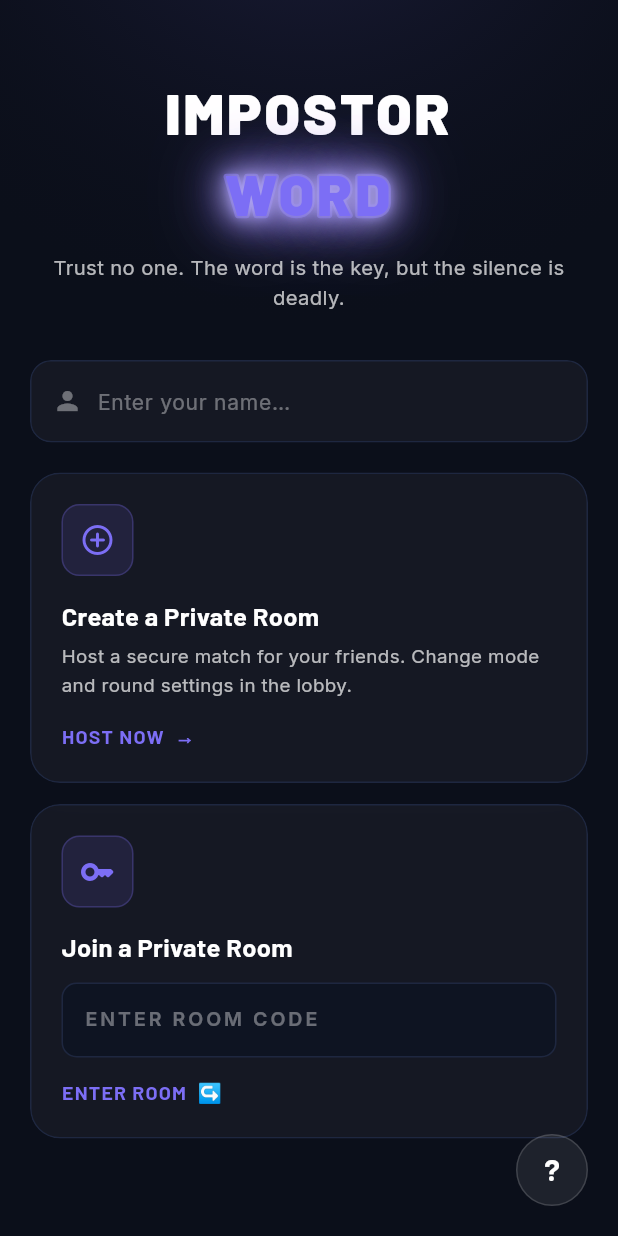
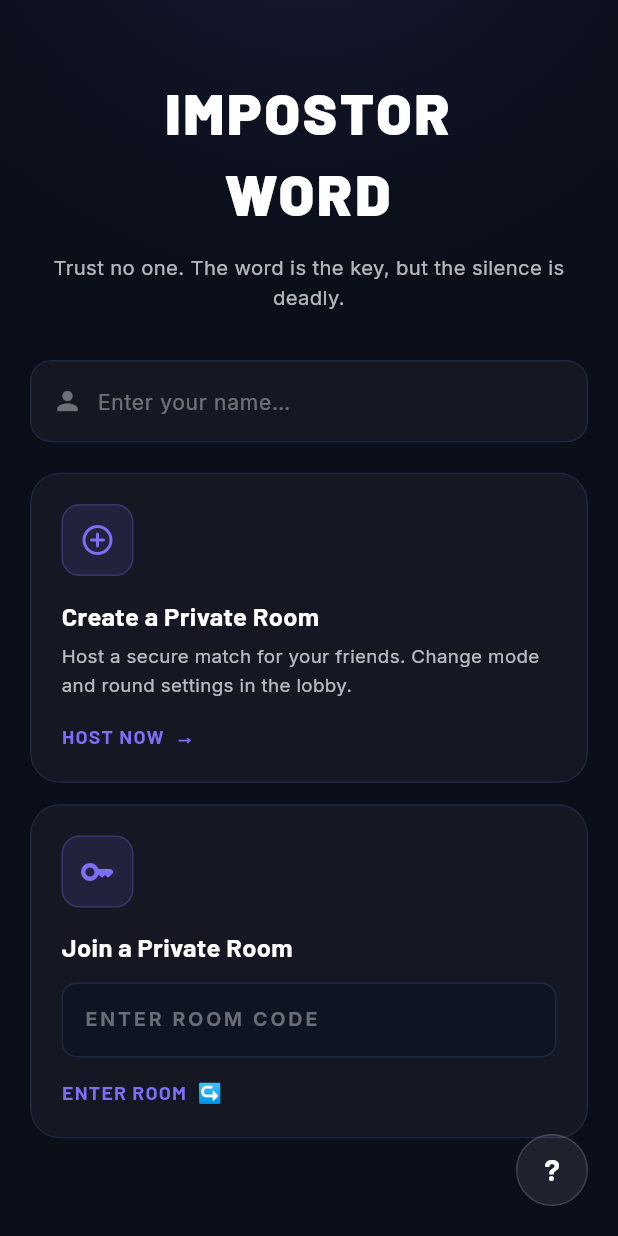
Before and after one commit to Nitisha620/imposter_word, a Flutter app: the HomeScreen screen opened directly, on a phone screen of 412 x 824 dp. Run offline on Flutter 3.47's test engine with Material 3 defaults, Android fonts, the light colour scheme and no system bars; our stand-ins replace flutter_dotenv, flutter_riverpod, google_fonts, shared_preferences; accounts and stored records are empty.

Commit message:
Code Clean

```diff
--- a/lib/app_view.dart
+++ b/lib/app_view.dart
@@ -1,13 +1,13 @@
 import 'package:flutter/material.dart';
 import 'package:flutter_riverpod/flutter_riverpod.dart';
 import 'state/game_controller.dart';
-import 'state/game_state.dart';
 import 'screens/home_screen.dart';
 import 'screens/lobby_screen.dart';
 import 'screens/reveal_screen.dart';
 import 'screens/discussion_screen.dart';
 import 'screens/voting_screen.dart';
 import 'screens/result_screen.dart';
+import 'utils/enum.dart';
 
 class AppView extends ConsumerWidget {
   const AppView({super.key});
--- a/lib/screens/home_screen.dart
+++ b/lib/screens/home_screen.dart
@@ -97,14 +97,6 @@ class _HomeScreenState extends ConsumerState<HomeScreen> {
         .joinRoom(_codeCtrl.text.trim(), _nameCtrl.text.trim());
   }
 
-  void _handleInitiate() {
-    if (_codeCtrl.text.trim().isNotEmpty) {
-      _handleJoin();
-    } else {
-      _handleCreate();
-    }
-  }
-
   // ── build ──────────────────────────────────────────────────────────────────
 
   @override
@@ -173,7 +165,6 @@ class _HomeScreenState extends ConsumerState<HomeScreen> {
   Widget _buildHero() {
     return Column(
       children: [
-        // "IMPOSTOR" — solid white, heavy weight
         Text(
           'IMPOSTOR',
           textAlign: TextAlign.center,
@@ -184,55 +175,15 @@ class _HomeScreenState extends ConsumerState<HomeScreen> {
             letterSpacing: 2,
           ),
         ),
-
-        // "WORD" — outlined/glowing cyan-purple
-        Stack(
-          alignment: Alignment.center,
-          children: [
-            // outer glow layer
         Text(
           'WORD',
           textAlign: TextAlign.center,
           style: GoogleFonts.barlow(
             fontSize: 38,
             fontWeight: FontWeight.w900,
+            color: Colors.white,
             letterSpacing: 2,
-                foreground: Paint()
-                  ..style = PaintingStyle.stroke
-                  ..strokeWidth = 3
-                  ..color = _purple.withOpacity(0.55),
-                shadows: const [
-                  Shadow(blurRadius: 32, color: _purple),
-                  Shadow(
-                    blurRadius: 64,
-                    color: Color.fromARGB(255, 128, 106, 227),
           ),
-                ],
-              ),
-            ),
-            // crisp fill layer
-            Text(
-              'WORD',
-              textAlign: TextAlign.center,
-              style: GoogleFonts.barlow(
-                fontSize: 38,
-                fontWeight: FontWeight.w900,
-                letterSpacing: 2,
-                color: _purple,
-                shadows: const [
-                  Shadow(blurRadius: 8, color: _purple),
-                  Shadow(
-                    blurRadius: 24,
-                    color: Color.fromARGB(255, 231, 229, 241),
-                  ),
-                  Shadow(
-                    blurRadius: 48,
-                    color: Color.fromARGB(255, 128, 106, 227),
-                  ),
-                ],
-              ),
-            ),
-          ],
         ),
 
         const SizedBox(height: 12),
--- a/lib/screens/voting_screen.dart
+++ b/lib/screens/voting_screen.dart
@@ -214,13 +214,13 @@ class VotingScreen extends StatelessWidget {
                       final hasVoted = _votes.containsValue(p.id);
                       final canVote =
                           !isEliminated && !isSelf && announcement == null;
-                      final count = tally[p.id as String] ?? 0;
+                      final count = tally[p.id] ?? 0;
                       final color =
                           _avatarColors[(allIdx >= 0 ? allIdx : i) %
                               _avatarColors.length];
 
                       return _VoteCard(
-                        name: p.name as String,
+                        name: p.name,
                         avatarColor: color,
                         isSelf: isSelf,
                         isVotedFor: isVotedFor,
@@ -228,7 +228,7 @@ class VotingScreen extends StatelessWidget {
                         canVote: canVote,
                         voteCount: count,
                         onTap: canVote
-                            ? () => onCastVote(p.id as String)
+                            ? () => onCastVote(p.id)
                             : null,
                       );
                     },
--- a/lib/state/game_controller.dart
+++ b/lib/state/game_controller.dart
@@ -1,4 +1,3 @@
-import 'package:flutter_riverpod/flutter_riverpod.dart';
 import 'package:flutter_riverpod/legacy.dart';
 import 'package:word_imposter/services/partykit_service.dart';
 import 'package:word_imposter/services/session_service.dart';
@@ -6,6 +5,7 @@ import 'package:word_imposter/state/game_state.dart';
 import 'package:word_imposter/state/room_state.dart';
 
 import '../models/chat_message.dart';
+import '../utils/enum.dart';
 
 final gameProvider = StateNotifierProvider<GameController, GameState>((ref) {
   return GameController();
--- a/lib/state/game_state.dart
+++ b/lib/state/game_state.dart
@@ -1,10 +1,8 @@
-import 'package:word_imposter/screens/discussion_screen.dart';
 import 'package:word_imposter/state/player_info.dart';
 import 'package:word_imposter/state/room_state.dart';
 
 import '../models/chat_message.dart';
-
-enum GamePhase { home, lobby, reveal, discussion, voting, results, closed }
+import '../utils/enum.dart';
 
 class GameState {
   final String roomCode;
```
Also changed, not shown: lib/screens/discussion_screen.dart (+4 -8 lines), lib/screens/result_screen.dart (+5 -6 lines). Lines whose indentation alone changed are shown as unchanged.
